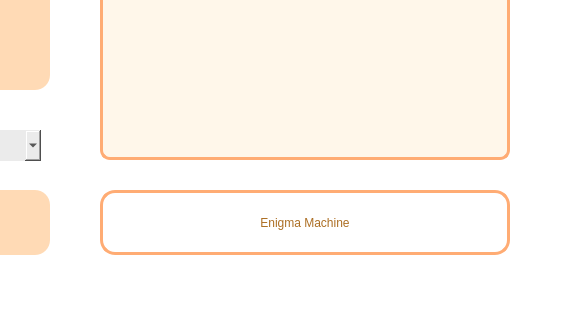
This is src/ui/cryptogui.ui in christopherdavinn/tugascipher as Qt 5 draws it before an edit; both pictures show x 430 to 1000 and y 530 to 850 of the 1000 by 850 pixel window. The edited form follows.
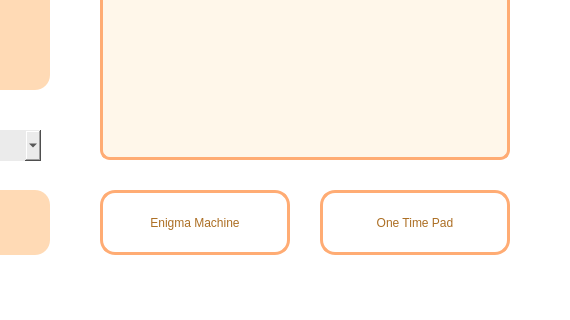
This is the edited form.

Diff of the .ui file:
```diff
--- a/src/ui/cryptogui.ui
+++ b/src/ui/cryptogui.ui
@@ -305,7 +305,7 @@
      <rect>
       <x>530</x>
       <y>720</y>
-      <width>410</width>
+      <width>190</width>
       <height>65</height>
      </rect>
     </property>
@@ -334,6 +334,40 @@
      <string>Enigma Machine</string>
     </property>
    </widget>
+   <widget class="QPushButton" name="otpBut">
+    <property name="geometry">
+     <rect>
+      <x>750</x>
+      <y>720</y>
+      <width>190</width>
+      <height>65</height>
+     </rect>
+    </property>
+    <property name="styleSheet">
+     <string notr="true">QPushButton {
+	font: 700 11pt &quot;MS Shell Dlg 2&quot;;
+	border: none;
+	border-left 2px solid transparent;
+	border-radius: 15px; 
+	background-color: #ffffff;
+	border: 3px solid #ffac74;
+	color: #ac6e23;
+}
+
+QPushButton:hover {
+	background-color: #ffdab5;
+}
+
+QPushButton:pressed {
+	background-color: #e69b69;
+	color: #fff;
+}
+</string>
+    </property>
+    <property name="text">
+     <string>One Time Pad</string>
+    </property>
+   </widget>
   </widget>
   <widget class="QMenuBar" name="menubar">
    <property name="geometry">
```
